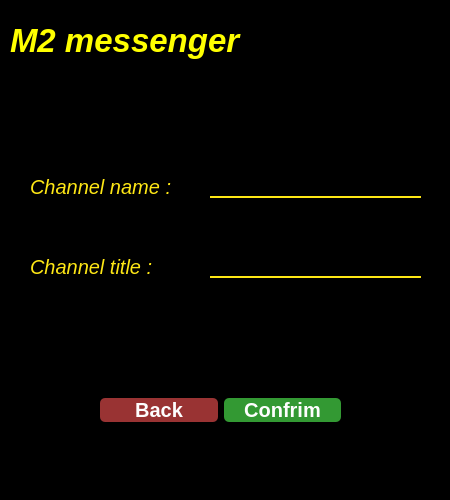
Old version of the form untitled/createchannel.ui in the repository MohamadKhavaran/M2-Massenger.
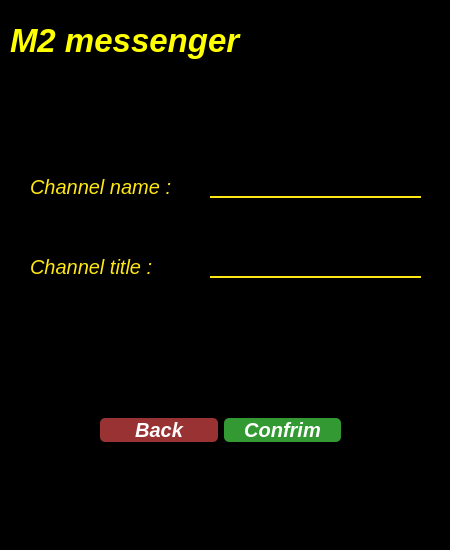
New version of the form. Icons and pictures are not drawn.

Diff of the .ui file:
```diff
--- a/untitled/createchannel.ui
+++ b/untitled/createchannel.ui
@@ -7,14 +7,15 @@
     <x>0</x>
     <y>0</y>
     <width>450</width>
-    <height>500</height>
+    <height>550</height>
    </rect>
   </property>
   <property name="windowTitle">
    <string>Form</string>
   </property>
   <property name="styleSheet">
-   <string notr="true">background-color:rgba(0, 0, 0, 255);</string>
+   <string notr="true">background-color:rgba(0, 0, 0, 255);
+color:white;</string>
   </property>
   <widget class="QLabel" name="label">
    <property name="geometry">
@@ -169,7 +170,7 @@
    <property name="geometry">
     <rect>
      <x>100</x>
-     <y>380</y>
+     <y>400</y>
      <width>241</width>
      <height>61</height>
     </rect>
@@ -180,6 +181,7 @@
       <property name="font">
        <font>
         <pointsize>15</pointsize>
+        <italic>true</italic>
         <bold>true</bold>
        </font>
       </property>
@@ -215,7 +217,7 @@
       <property name="font">
        <font>
         <pointsize>15</pointsize>
-        <italic>false</italic>
+        <italic>true</italic>
         <bold>true</bold>
        </font>
       </property>
```
